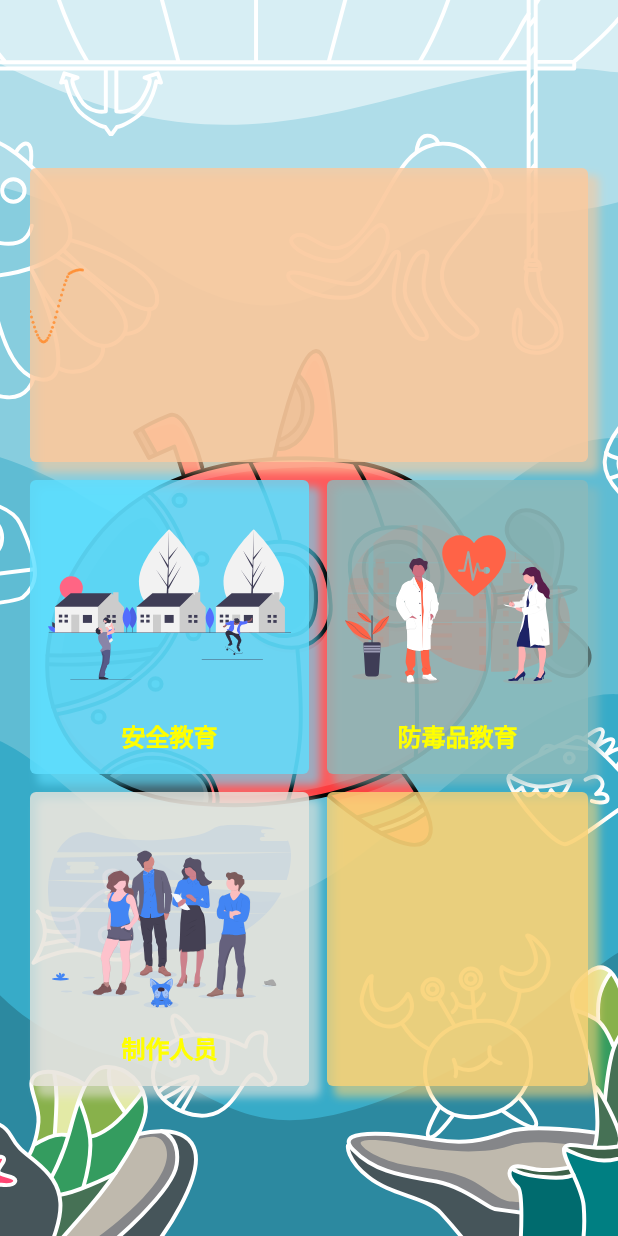
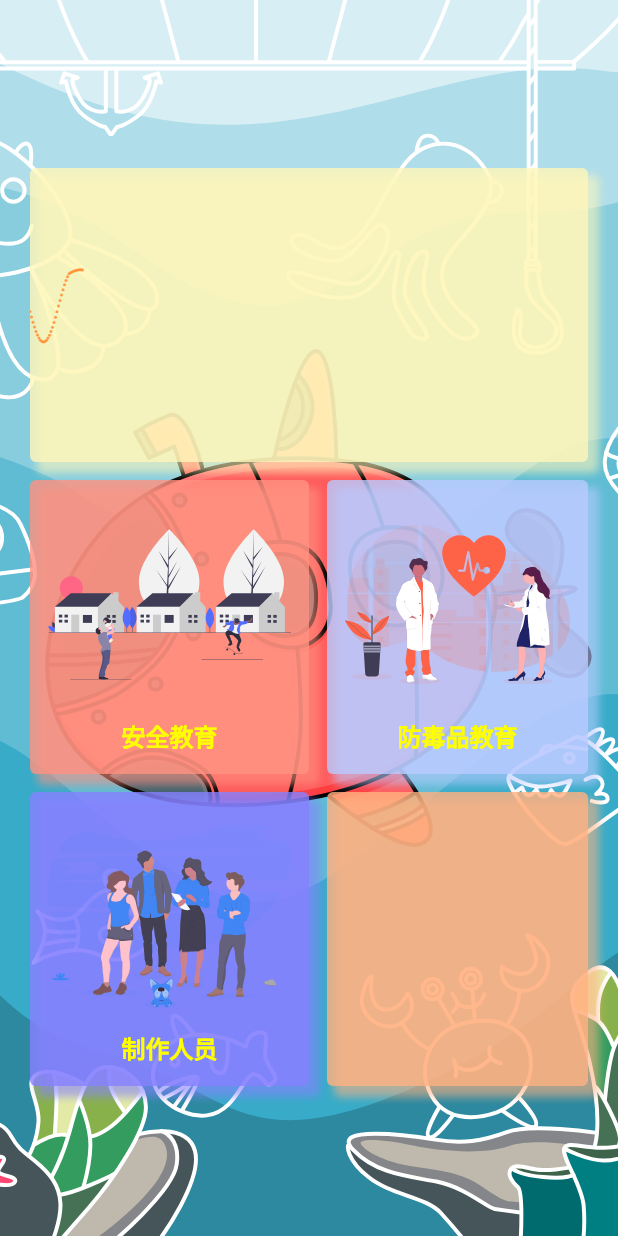
Before and after one commit to silverswords/guardian, a Flutter app: the screen it shows after launch, on a phone screen of 412 x 824 dp. Run offline on Flutter 3.47's test engine with Material 2 defaults, Android fonts, the phone set to English and light mode, and no system bars; our stand-ins replace flare_flutter, flutter_mobx, flutter_svg, mobx; missing offline and left inert: flare_dart; generated files the repository leaves out were written again.

Commit message:
modify color

```diff
--- a/lib/pages/landing/layout.dart
+++ b/lib/pages/landing/layout.dart
@@ -27,11 +27,11 @@ class Layout extends StatelessWidget {
                 constraints: BoxConstraints.expand(),
                 margin: EdgeInsets.only(top: 12.0),
                 decoration: BoxDecoration(
-                  color: Color(0xCCFBC99D),
+                  color: Color(0xCCFFF6BA),
                   borderRadius: BorderRadius.circular(4.0),
                   boxShadow: <BoxShadow>[
                     BoxShadow(
-                      color: Color(0x99FBC99D),
+                      color: Color(0x99FFF6BA),
                       offset: Offset(6.0, 6.0),
                       blurRadius: 4.0,
                       spreadRadius: 0.8,
@@ -53,11 +53,11 @@ class Layout extends StatelessWidget {
                       child: Container(
                         margin: EdgeInsets.only(top: 12.0),
                         decoration: BoxDecoration(
-                          color: Color(0xCC5EDFFF),
+                          color: Color(0xCCFF9281),
                           borderRadius: BorderRadius.circular(4.0),
                           boxShadow: <BoxShadow>[
                             BoxShadow(
-                              color: Color(0x995EDFFF),
+                              color: Color(0x99FF9281),
                               offset: Offset(6.0, 6.0),
                               blurRadius: 4.0,
                               spreadRadius: 0.8,
@@ -75,11 +75,11 @@ class Layout extends StatelessWidget {
                       child :Container(
                         margin: EdgeInsets.only(top: 12.0, left: 12.0),
                         decoration: BoxDecoration(
-                          color: Color(0xCC8BBABB),
+                          color: Color(0xCCB9CAFF),
                           borderRadius: BorderRadius.circular(4.0),
                           boxShadow: <BoxShadow>[
                             BoxShadow(
-                              color: Color(0x998BBABB),
+                              color: Color(0x99B9CAFF),
                               offset: Offset(6.0, 6.0),
                               blurRadius: 4.0,
                               spreadRadius: 0.8,
@@ -103,11 +103,11 @@ class Layout extends StatelessWidget {
                     child: Container(
                       margin: EdgeInsets.only(top: 12.0),
                       decoration: BoxDecoration(
-                        color: Color(0xCCE9E5DD),
+                        color: Color(0xCC8681FF),
                         borderRadius: BorderRadius.circular(4.0),
                         boxShadow: <BoxShadow>[
                           BoxShadow(
-                            color: Color(0x99E9E5DD),
+                            color: Color(0x998681FF),
                             offset: Offset(6.0, 6.0),
                             blurRadius: 4.0,
                             spreadRadius: 0.8,
@@ -122,11 +122,11 @@ class Layout extends StatelessWidget {
                     child: Container(
                       margin: EdgeInsets.only(top: 12.0, left: 12.0),
                       decoration: BoxDecoration(
-                        color: Color(0xCCF9D276),
+                        color: Color(0xCCFFB181),
                         borderRadius: BorderRadius.circular(4.0),
                         boxShadow: <BoxShadow>[
                           BoxShadow(
-                            color: Color(0x99F9D276),
+                            color: Color(0x99FFB181),
                             offset: Offset(6.0, 6.0),
                             blurRadius: 4.0,
                             spreadRadius: 0.8,
```
